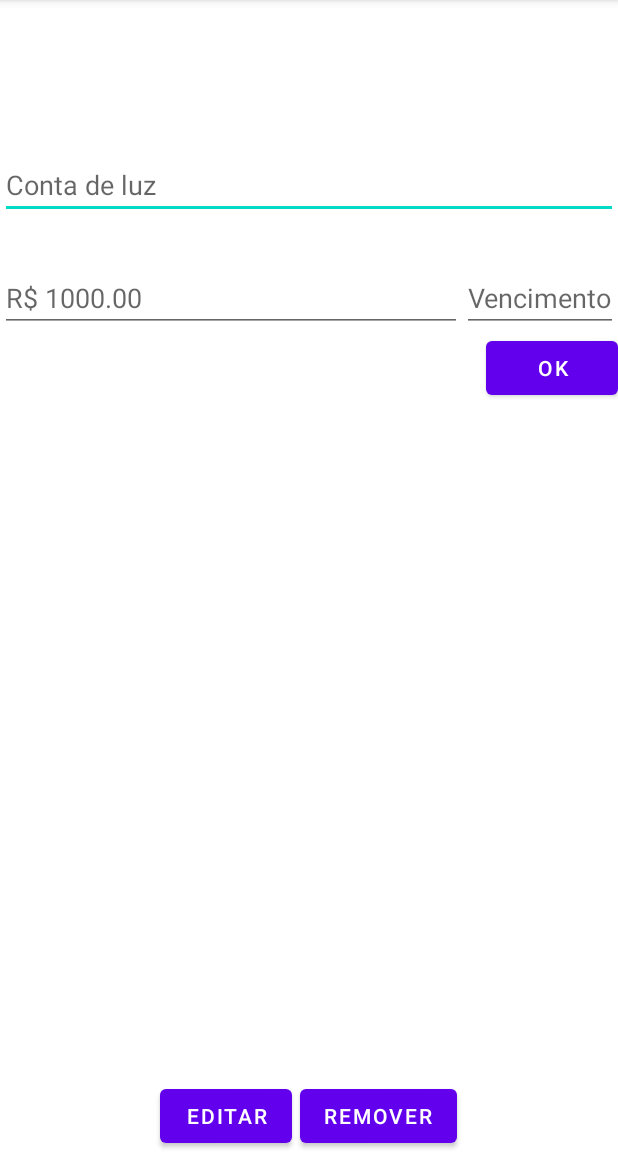
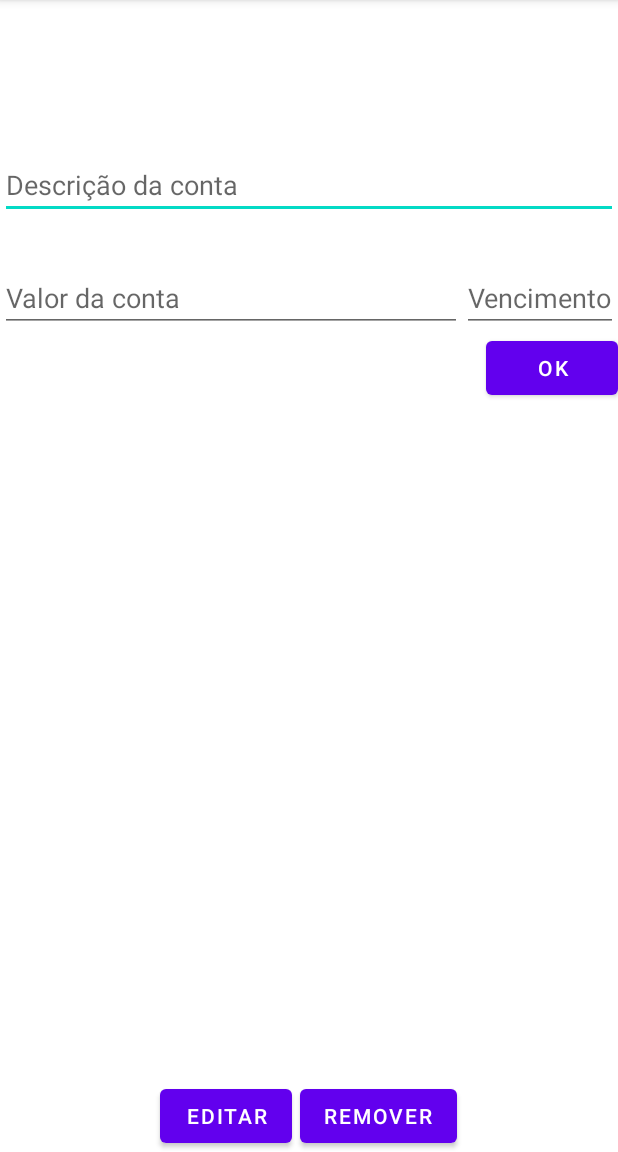
Before and after one commit to JaoPedro007/Disciplinas-TSI-5, an Android app: the ContaActivity screen opened directly, with no data from a screen before it, on a phone screen of 412 x 824 dp, the part 84-1236 px from its top. Run offline under Robolectric (Android 15) with nearby library versions, the phone set to English and light mode, and no system bars; 2 statements that could not run were skipped.

```diff
--- a/Programação de Dispositivos Móveis/GerenciadorConta/app/src/main/res/layout-land/activity_conta.xml
+++ b/Programação de Dispositivos Móveis/GerenciadorConta/app/src/main/res/layout-land/activity_conta.xml
@@ -25,7 +25,7 @@
             android:layout_width="match_parent"
             android:layout_height="wrap_content"
             android:layout_marginTop="10dp"
-            android:hint="Conta de luz" />
+            android:hint="@string/descricao_da_conta" />
 
         <LinearLayout
             android:layout_width="match_parent"
@@ -38,7 +38,7 @@
                 android:layout_height="wrap_content"
                 android:layout_weight="1"
                 android:layout_marginTop="10dp"
-                android:hint="R$ 1000.00 " />
+                android:hint="@string/valor_da_conta"/>
 
             <EditText
                 android:id="@+id/vencimentoConta"
@@ -47,7 +47,7 @@
                 android:focusable="false"
                 android:clickable="true"
                 android:layout_marginTop="10dp"
-                android:hint="Vencimento"/>
+                android:hint="@string/vencimento"/>
 
         </LinearLayout>
 
@@ -56,7 +56,7 @@
             android:layout_height="wrap_content"
             android:layout_gravity="end"
             android:onClick="confirmar"
-            android:text="Ok" />
+            android:text="@string/ok" />
     </LinearLayout>
 
     <LinearLayout
@@ -80,14 +80,14 @@
             <Button
                 android:layout_width="wrap_content"
                 android:layout_height="wrap_content"
-                android:text="Editar"
+                android:text="@string/editar"
                 android:layout_marginEnd="5dp"
                 android:onClick="editar"/>
 
             <Button
                 android:layout_width="wrap_content"
                 android:layout_height="wrap_content"
-                android:text="Remover"
+                android:text="@string/remover"
                 android:onClick="remover"/>
         </LinearLayout>
     </LinearLayout>
--- a/Programação de Dispositivos Móveis/GerenciadorConta/app/src/main/res/layout/activity_conta.xml
+++ b/Programação de Dispositivos Móveis/GerenciadorConta/app/src/main/res/layout/activity_conta.xml
@@ -21,7 +21,7 @@
         android:layout_width="match_parent"
         android:layout_height="wrap_content"
         android:layout_marginTop="30dp"
-        android:hint="Conta de luz" />
+        android:hint="@string/descricao_da_conta" />
 
     <LinearLayout
         android:layout_width="match_parent"
@@ -34,7 +34,7 @@
             android:layout_height="wrap_content"
             android:layout_weight="1"
             android:layout_marginTop="30dp"
-            android:hint="R$ 1000.00 " />
+            android:hint="@string/valor_da_conta" />
 
         <EditText
             android:id="@+id/vencimentoConta"
@@ -43,7 +43,7 @@
             android:focusable="false"
             android:clickable="true"
             android:layout_marginTop="30dp"
-            android:hint="Vencimento"/>
+            android:hint="@string/vencimento"/>
 
     </LinearLayout>
 
@@ -53,7 +53,7 @@
         android:layout_height="wrap_content"
         android:layout_gravity="end"
         android:onClick="confirmar"
-        android:text="Ok" />
+        android:text="@string/ok" />
 
     <ListView
         android:layout_width="match_parent"
@@ -69,13 +69,13 @@
         <Button
             android:layout_width="wrap_content"
             android:layout_height="wrap_content"
-            android:text="Editar"
+            android:text="@string/editar"
             android:layout_marginEnd="5sp"
             android:onClick="editar"/>
         <Button
             android:layout_width="wrap_content"
             android:layout_height="wrap_content"
-            android:text="Remover"
+            android:text="@string/remover"
             android:onClick="remover"/>
     </LinearLayout>
 
--- a/Programação de Dispositivos Móveis/GerenciadorConta/app/src/main/res/values/strings.xml
+++ b/Programação de Dispositivos Móveis/GerenciadorConta/app/src/main/res/values/strings.xml
@@ -1,3 +1,22 @@
 <resources>
     <string name="app_name">Gerenciador Conta</string>
+    <string name="categoria">Categoria:</string>
+    <string name="confirmar">Confirmar</string>
+    <string name="editar">Editar</string>
+    <string name="remover">Remover</string>
+    <string name="descricao_da_conta">Descrição da conta</string>
+    <string name="valor_da_conta">Valor da conta</string>
+    <string name="vencimento">Vencimento</string>
+    <string name="ok">OK</string>
+    <string name="conta_atualizada">Conta atualizada com sucesso</string>
+    <string name="preencha_todos_campos">Por favor, preencha todos os campos</string>
+    <string name="nenhuma_conta_selecionada_editar">Nenhuma conta selecionada para editar</string>
+    <string name="nenhuma_conta_selecionada_remover">Nenhuma conta selecionada para remover</string>
+    <string name="conta_removida">Conta removida com sucesso</string>
+    <string name='categoria_removida'>"Categoria removida com sucesso"</string>
+    <string name='categoria_atualizada'>Descrição da categoria atualizada com sucesso</string>
+    <string name='descricao_categoria_vazia'>Informe uma descrição da categoria</string>
+    <string name='nenhuma_categoria_selecionada_editar'>Nenhuma categoria selecionada para editar</string>
+    <string name='nenhuma_categoria_selecionada_remover'>Nenhuma categoria selecionada para remover</string>
+
 </resources>
```
Also changed, not shown: Programação de Dispositivos Móveis/GerenciadorConta/app/src/main/java/br/edu/utfpr/td/tsi/gerenciadorconta/ContaActivity.java (+5 -5 lines), Programação de Dispositivos Móveis/GerenciadorConta/app/src/main/java/br/edu/utfpr/td/tsi/gerenciadorconta/MainActivity.java (+5 -5 lines), Programação de Dispositivos Móveis/GerenciadorConta/app/src/main/res/layout-land/activity_main.xml (+4 -4 lines), Programação de Dispositivos Móveis/GerenciadorConta/app/src/main/res/layout/activity_main.xml (+4 -4 lines), 1 other file.
